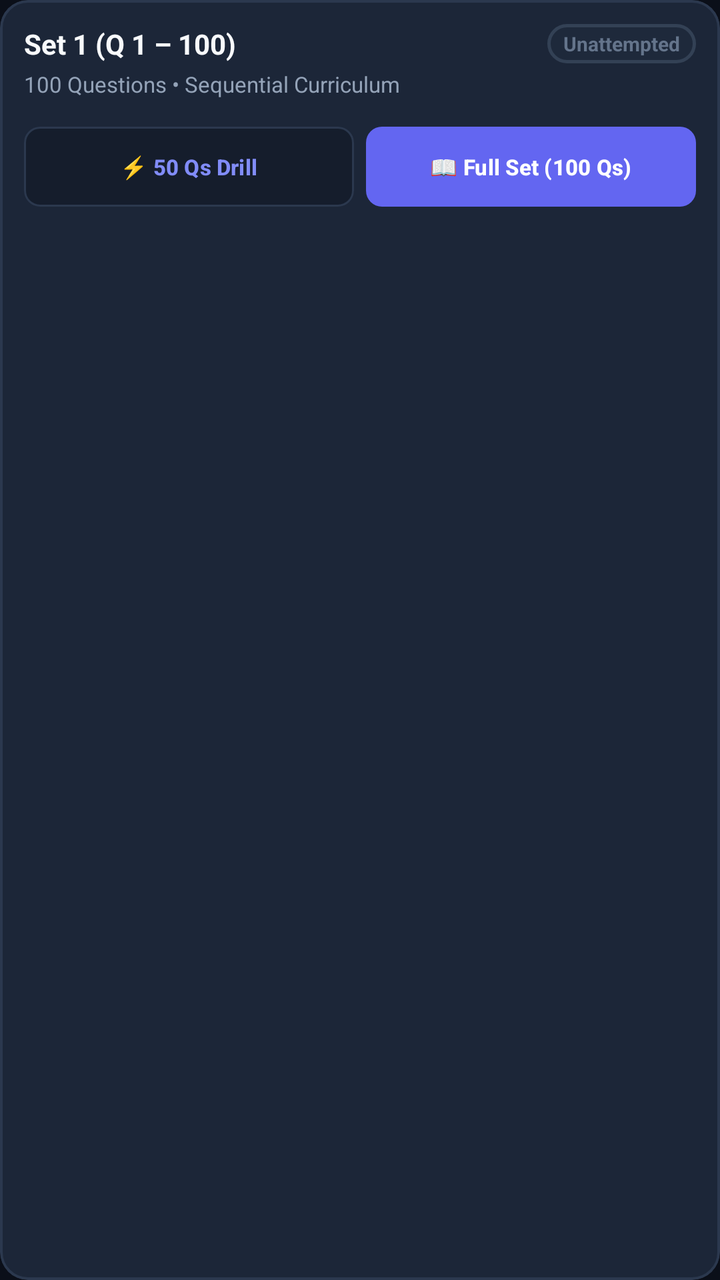
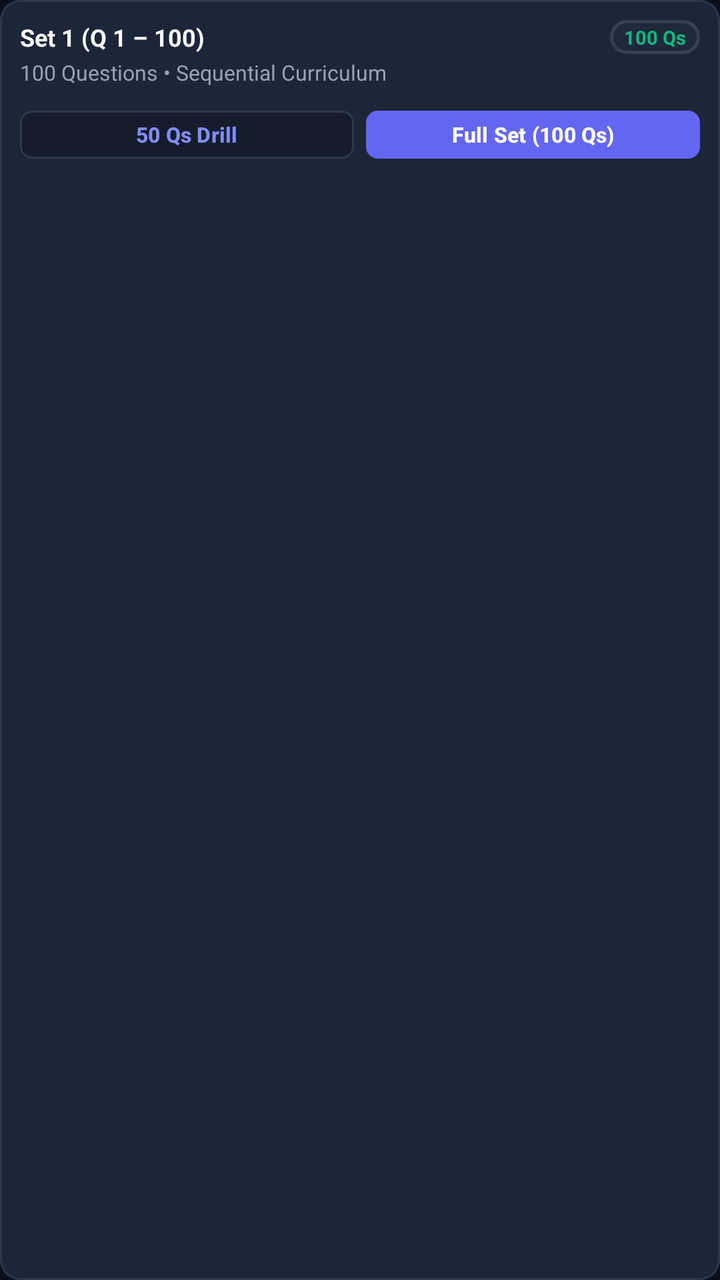

Compare the two renders of this Android layout. The source of the first and the diff that turns it into the second are given below.
<!-- AndroidManifest.xml: application theme Theme.QuizLock -->
<!-- res/layout/item_practice_set.xml -->
<?xml version="1.0" encoding="utf-8"?>
<com.google.android.material.card.MaterialCardView xmlns:android="http://schemas.android.com/apk/res/android"
    xmlns:app="http://schemas.android.com/apk/res-auto"
    xmlns:tools="http://schemas.android.com/tools"
    android:id="@+id/cardSetRoot"
    android:layout_width="match_parent"
    android:layout_height="wrap_content"
    android:layout_marginVertical="5dp"
    app:cardBackgroundColor="@color/card_dark_elevated"
    app:cardCornerRadius="14dp"
    app:cardElevation="0dp"
    app:strokeColor="@color/border_dark"
    app:strokeWidth="1.2dp">

    <LinearLayout
        android:layout_width="match_parent"
        android:layout_height="wrap_content"
        android:orientation="vertical"
        android:padding="12dp">

        
        <LinearLayout
            android:layout_width="match_parent"
            android:layout_height="wrap_content"
            android:gravity="center_vertical"
            android:orientation="horizontal">

            <TextView
                android:id="@+id/tvSetTitle"
                android:layout_width="0dp"
                android:layout_height="wrap_content"
                android:layout_weight="1"
                android:text="Set 1 (Q 1 – 100)"
                android:textColor="@color/text_primary"
                android:textSize="14sp"
                android:textStyle="bold" />

            <TextView
                android:id="@+id/tvSetStatusBadge"
                android:layout_width="wrap_content"
                android:layout_height="wrap_content"
                android:background="@drawable/bg_option_default"
                android:paddingHorizontal="8dp"
                android:paddingVertical="3dp"
                android:text="Unattempted"
                android:textColor="@color/text_muted"
                android:textSize="10sp"
                android:textStyle="bold" />
        </LinearLayout>

        <TextView
            android:id="@+id/tvSetSubtitle"
            android:layout_width="wrap_content"
            android:layout_height="wrap_content"
            android:layout_marginTop="3dp"
            android:text="100 Questions • Sequential Curriculum"
            android:textColor="@color/text_secondary"
            android:textSize="11sp" />

        
        <LinearLayout
            android:layout_width="match_parent"
            android:layout_height="wrap_content"
            android:layout_marginTop="10dp"
            android:gravity="center_vertical"
            android:orientation="horizontal">

            <com.google.android.material.button.MaterialButton
                android:id="@+id/btnStart50"
                style="@style/Widget.Material3.Button.TonalButton"
                android:layout_width="0dp"
                android:layout_height="wrap_content"
                android:layout_marginEnd="6dp"
                android:layout_weight="1"
                android:text="⚡ 50 Qs Drill"
                android:textColor="@color/primary_light"
                android:textSize="11sp"
                android:textStyle="bold"
                app:backgroundTint="@color/card_dark"
                app:cornerRadius="8dp"
                app:strokeColor="@color/border_dark"
                app:strokeWidth="1dp" />

            <com.google.android.material.button.MaterialButton
                android:id="@+id/btnStartFull"
                style="@style/Widget.Material3.Button"
                android:layout_width="0dp"
                android:layout_height="wrap_content"
                android:layout_weight="1"
                android:text="📖 Full Set (100 Qs)"
                android:textColor="@color/white"
                android:textSize="11sp"
                android:textStyle="bold"
                app:backgroundTint="@color/primary"
                app:cornerRadius="8dp" />

        </LinearLayout>

    </LinearLayout>

</com.google.android.material.card.MaterialCardView>
<!-- resources referenced by this layout -->
<resources>
  <color name="border_dark">#2B384E</color>
  <color name="card_dark">#151D2C</color>
  <color name="card_dark_elevated">#1C2638</color>
  <color name="primary">#6366F1</color>
  <color name="primary_light">#818CF8</color>
  <color name="text_muted">#64748B</color>
  <color name="text_primary">#F8FAFC</color>
  <color name="text_secondary">#94A3B8</color>
  <color name="white">#FFFFFF</color>
  <!-- drawable bg_option_default (drawable) -->
  <?xml version="1.0" encoding="utf-8"?>
  <shape xmlns:android="http://schemas.android.com/apk/res/android"
      android:shape="rectangle">
      <corners android:radius="14dp" />
      <solid android:color="#1E293B" />
      <stroke
          android:width="1.5dp"
          android:color="#334155" />
  </shape>
  <style name="Theme.QuizLock" parent="Theme.Material3.DayNight.NoActionBar">
          <item name="colorPrimary">@color/primary</item>
          <item name="colorPrimaryDark">@color/primary_dark</item>
          <item name="colorAccent">@color/accent</item>
          <item name="colorSurface">@color/card_dark</item>
          <item name="colorOnSurface">@color/text_primary</item>
          <item name="colorSurfaceVariant">@color/card_dark_elevated</item>
          <item name="colorOnSurfaceVariant">@color/text_secondary</item>
          <item name="android:windowBackground">@color/bg_dark</item>
          <item name="android:colorBackground">@color/bg_dark</item>
          <item name="android:statusBarColor">@color/bg_dark</item>
          <item name="android:navigationBarColor">@color/bg_dark</item>
          <item name="android:windowLightStatusBar">false</item>
          <item name="android:windowLightNavigationBar">false</item>
      </style>
  <color name="primary_dark">#4F46E5</color>
  <color name="accent">#6366F1</color>
  <color name="bg_dark">#0B0F19</color>
</resources>

<!-- the commit's change to res/layout/item_practice_set.xml (unified diff, before → after) -->
@@ -5,18 +5,18 @@
     android:id="@+id/cardSetRoot"
     android:layout_width="match_parent"
     android:layout_height="wrap_content"
-    android:layout_marginVertical="5dp"
+    android:layout_marginVertical="4dp"
     app:cardBackgroundColor="@color/card_dark_elevated"
-    app:cardCornerRadius="14dp"
+    app:cardCornerRadius="10dp"
     app:cardElevation="0dp"
     app:strokeColor="@color/border_dark"
-    app:strokeWidth="1.2dp">
+    app:strokeWidth="1dp">
 
     <LinearLayout
         android:layout_width="match_parent"
         android:layout_height="wrap_content"
         android:orientation="vertical"
-        android:padding="12dp">
+        android:padding="10dp">
 
         
         <LinearLayout
@@ -32,7 +32,7 @@
                 android:layout_weight="1"
                 android:text="Set 1 (Q 1 – 100)"
                 android:textColor="@color/text_primary"
-                android:textSize="14sp"
+                android:textSize="12sp"
                 android:textStyle="bold" />
 
             <TextView
@@ -40,11 +40,11 @@
                 android:layout_width="wrap_content"
                 android:layout_height="wrap_content"
                 android:background="@drawable/bg_option_default"
-                android:paddingHorizontal="8dp"
-                android:paddingVertical="3dp"
-                android:text="Unattempted"
-                android:textColor="@color/text_muted"
-                android:textSize="10sp"
+                android:paddingHorizontal="7dp"
+                android:paddingVertical="2dp"
+                android:text="100 Qs"
+                android:textColor="@color/correct_green"
+                android:textSize="9.5sp"
                 android:textStyle="bold" />
         </LinearLayout>
 
@@ -52,16 +52,16 @@
             android:id="@+id/tvSetSubtitle"
             android:layout_width="wrap_content"
             android:layout_height="wrap_content"
-            android:layout_marginTop="3dp"
+            android:layout_marginTop="2dp"
             android:text="100 Questions • Sequential Curriculum"
             android:textColor="@color/text_secondary"
-            android:textSize="11sp" />
+            android:textSize="10.5sp" />
 
         
         <LinearLayout
             android:layout_width="match_parent"
             android:layout_height="wrap_content"
-            android:layout_marginTop="10dp"
+            android:layout_marginTop="8dp"
             android:gravity="center_vertical"
             android:orientation="horizontal">
 
@@ -69,15 +69,16 @@
                 android:id="@+id/btnStart50"
                 style="@style/Widget.Material3.Button.TonalButton"
                 android:layout_width="0dp"
-                android:layout_height="wrap_content"
+                android:layout_height="32dp"
                 android:layout_marginEnd="6dp"
                 android:layout_weight="1"
-                android:text="⚡ 50 Qs Drill"
+                android:paddingVertical="0dp"
+                android:text="50 Qs Drill"
                 android:textColor="@color/primary_light"
-                android:textSize="11sp"
+                android:textSize="10.5sp"
                 android:textStyle="bold"
                 app:backgroundTint="@color/card_dark"
-                app:cornerRadius="8dp"
+                app:cornerRadius="6dp"
                 app:strokeColor="@color/border_dark"
                 app:strokeWidth="1dp" />
 
@@ -85,17 +86,17 @@
                 android:id="@+id/btnStartFull"
                 style="@style/Widget.Material3.Button"
                 android:layout_width="0dp"
-                android:layout_height="wrap_content"
+                android:layout_height="32dp"
                 android:layout_weight="1"
-                android:text="📖 Full Set (100 Qs)"
+                android:paddingVertical="0dp"
+                android:text="Full Set (100 Qs)"
                 android:textColor="@color/white"
-                android:textSize="11sp"
+                android:textSize="10.5sp"
                 android:textStyle="bold"
                 app:backgroundTint="@color/primary"
-                app:cornerRadius="8dp" />
+                app:cornerRadius="6dp" />
 
         </LinearLayout>
 
     </LinearLayout>
-
 </com.google.android.material.card.MaterialCardView>
<!-- resource entries referenced after the edit -->
@@ -3,9 +3,9 @@
   <color name="border_dark">#2B384E</color>
   <color name="card_dark">#151D2C</color>
   <color name="card_dark_elevated">#1C2638</color>
+  <color name="correct_green">#10B981</color>
   <color name="primary">#6366F1</color>
   <color name="primary_light">#818CF8</color>
-  <color name="text_muted">#64748B</color>
   <color name="text_primary">#F8FAFC</color>
   <color name="text_secondary">#94A3B8</color>
   <color name="white">#FFFFFF</color>
